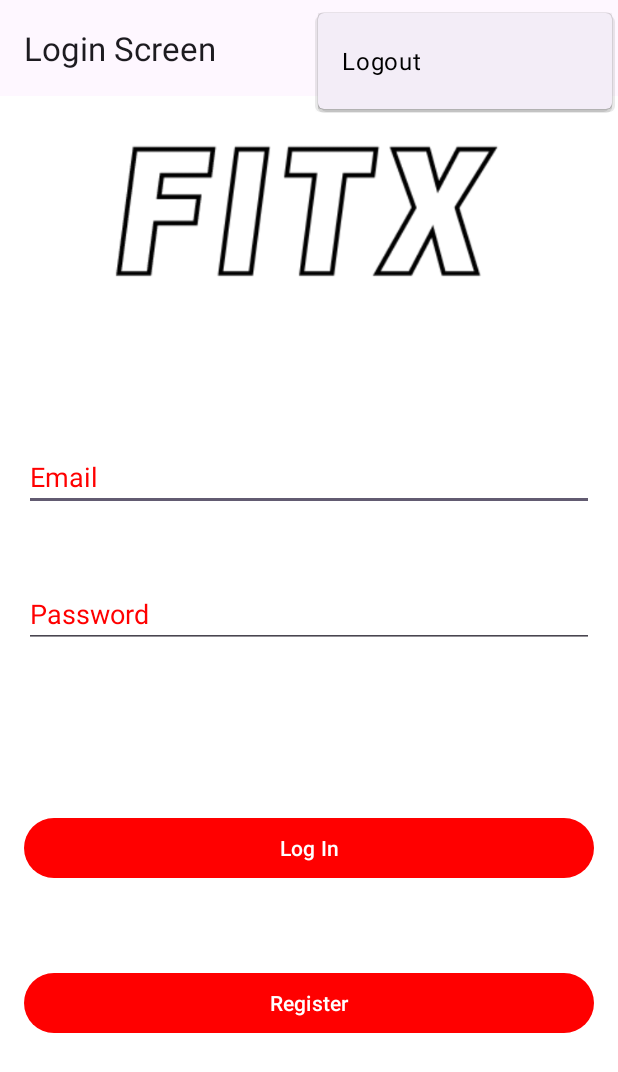
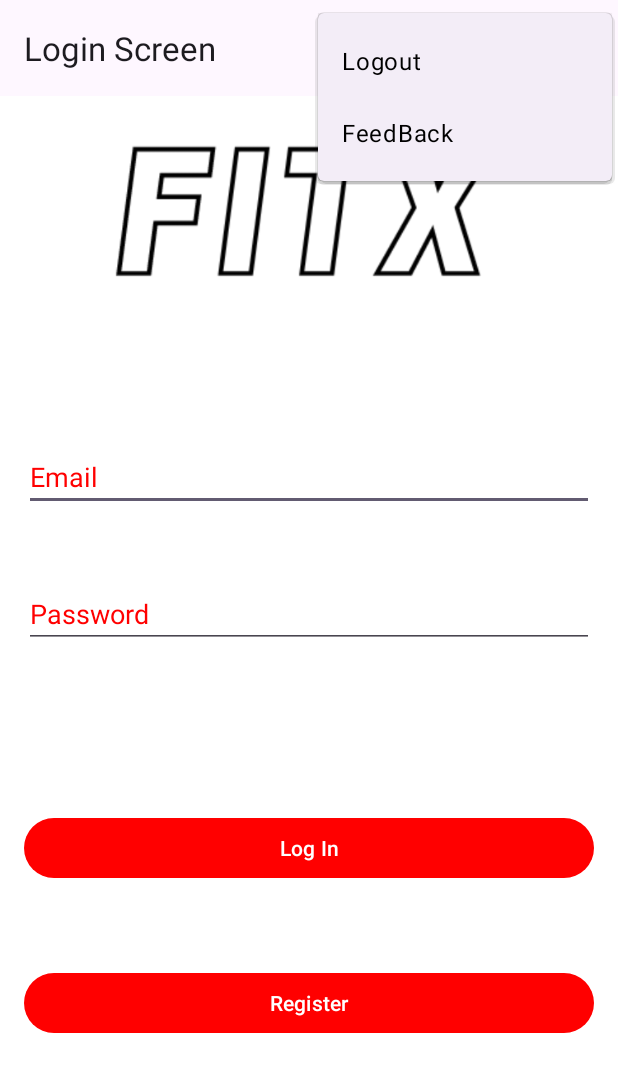
Before and after one commit to AidanMon/CSC-SWE-FitX, an Android app: the screen it shows after launch (MainActivity), with the options menu open, on a phone screen of 412 x 824 dp. Shown: the top 1072 px of the screen. Run offline under Robolectric (Android 15) with nearby library versions, the phone set to English and light mode, and no system bars; our stand-ins replace Firebase (no records; nobody signed in at launch, a user with empty details on screens opened directly), data binding, navigation-ui.

Commit message:
Created a view to get feedback back from the user

```diff
--- a/FitX/app/src/main/java/com/example/fitx/MainActivity.kt
+++ b/FitX/app/src/main/java/com/example/fitx/MainActivity.kt
@@ -31,12 +31,6 @@ class MainActivity : AppCompatActivity() {
         appBarConfiguration = AppBarConfiguration(navController.graph)
         setupActionBarWithNavController(navController, appBarConfiguration)
 
-        /*binding.fab.setOnClickListener { view ->
-            Snackbar.make(view, "Replace with your own action", Snackbar.LENGTH_LONG)
-                .setAction("Action", null).show()
-        }
-         */
-
     }
 
     override fun onCreateOptionsMenu(menu: Menu): Boolean {
@@ -54,12 +48,10 @@ class MainActivity : AppCompatActivity() {
             userRepository.SignOut()
             Toast.makeText(this, "Logged Out", Toast.LENGTH_SHORT).show()
             findNavController(R.id.nav_host_fragment_content_main).navigate(R.id.action_HomePage_to_LoginScreen)
+        }else{
+            findNavController(R.id.nav_host_fragment_content_main).navigate(R.id.action_HomePage_to_FeedBack)
         }
         return super.onOptionsItemSelected(item)
-        //return when (item.itemId) {
-            //R.id.action_settings -> true
-            //else -> super.onOptionsItemSelected(item)
-            //}
     }
 
     override fun onSupportNavigateUp(): Boolean {
--- a/FitX/app/src/main/res/menu/menu_main.xml
+++ b/FitX/app/src/main/res/menu/menu_main.xml
@@ -7,4 +7,9 @@
         android:orderInCategory="100"
         android:title="@string/action_logout"
         app:showAsAction="never" />
+    <item
+        android:id="@+id/action_feedback"
+        android:orderInCategory="100"
+        android:title="FeedBack"
+        app:showAsAction="never" />
 </menu>
--- a/FitX/app/src/main/res/navigation/nav_graph.xml
+++ b/FitX/app/src/main/res/navigation/nav_graph.xml
@@ -81,6 +81,10 @@
         <action
             android:id="@+id/action_HomePage_to_HealthyTips"
             app:destination="@id/HealthyTips"/>
+        <action
+            android:id="@+id/action_HomePage_to_FeedBack"
+            app:destination="@id/FeedbackView"
+            />
     </fragment>
 
     <fragment
@@ -237,4 +241,14 @@
         android:label="@string/volleyball_workouts_label"
         tools:layout="@layout/volleyball_workouts_frag">
     </fragment>
+    <fragment
+        android:id="@+id/FeedbackView"
+        android:name="com.example.fitx.view.FeedBackView"
+        android:label="FeedBack"
+        tools:layout="@layout/feed_back">
+
+        <action
+            android:id="@+id/action_Feedback_to_HomePage"
+            app:destination="@id/HomePage"/>
+    </fragment>
 </navigation>
```
Also changed, not shown: FitX/app/src/main/java/com/example/fitx/repository/UserRepository.kt (+16 -0 lines), FitX/app/src/main/java/com/example/fitx/view/FeedBackView.kt (added, +46 -0 lines), FitX/app/src/main/res/drawable/edittext_border.xml (added, +11 -0 lines), FitX/app/src/main/res/layout/feed_back.xml (added, +106 -0 lines), 178 other files.
